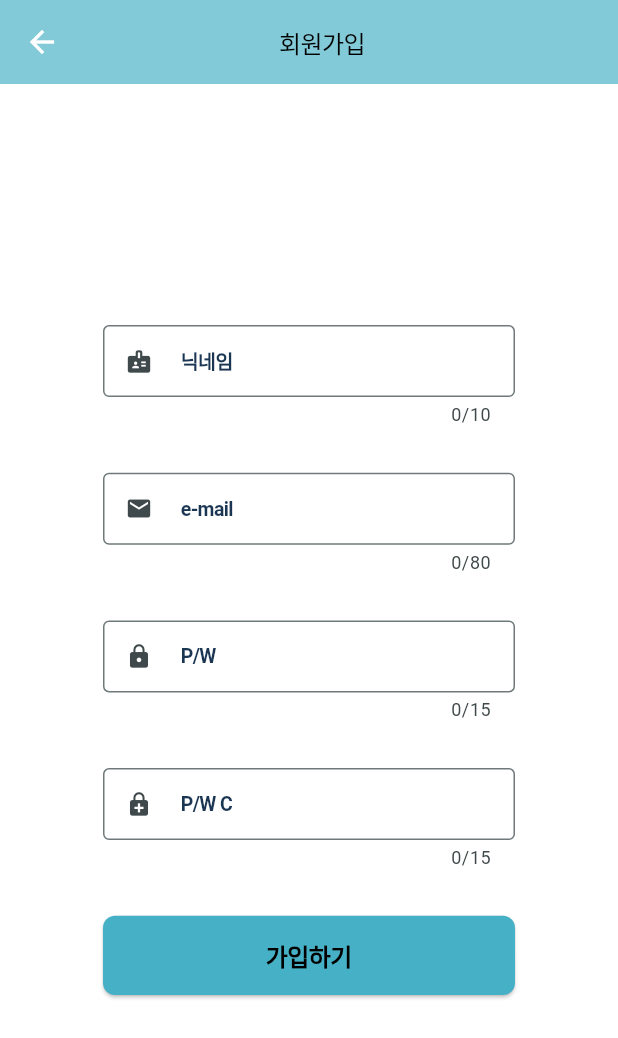
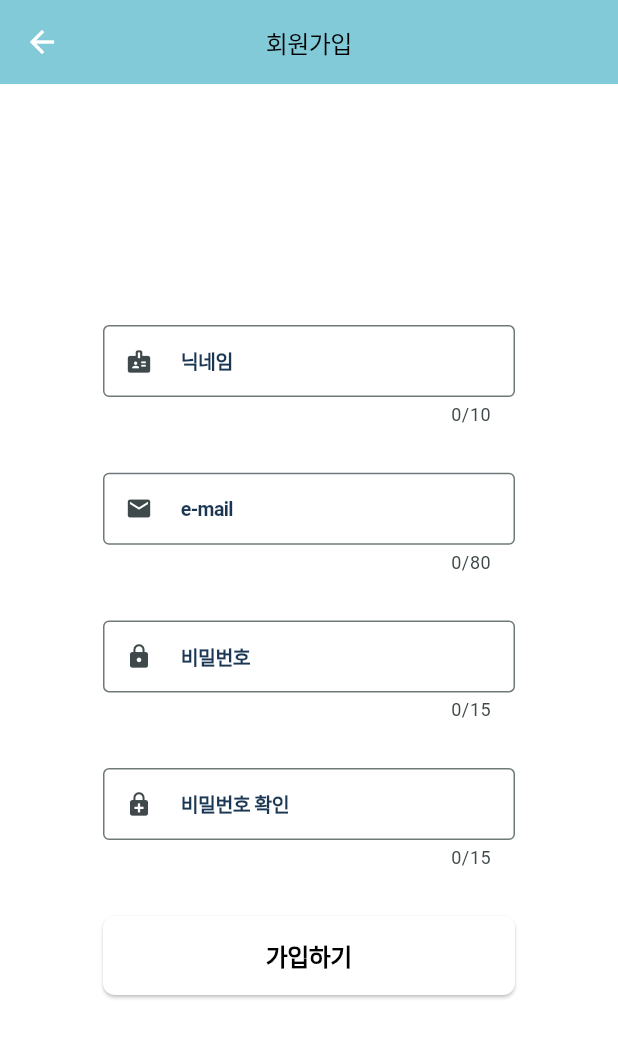
Before and after one commit to sku-sw-academy/jibbap-maker-flutter, a Flutter app: the screen it shows after launch, item 4 of the bottom bar chosen, after a tap on "회원가입", on a phone screen of 412 x 824 dp. Shown: the top 1038 px of the screen. Run offline on Flutter 3.47's test engine with Material 3 defaults, Android fonts, the light colour scheme and no system bars; our stand-ins replace badges, email_validator, firebase_core, firebase_messaging, fl_chart, flutter_local_notifications and 7 more; missing offline and left inert: encrypt, two_dimensional_scrollables; accounts and stored records are empty; network calls fail; Roboto replaces fonts that are missing (GowunBatang).

Commit message:
modify login page

```diff
--- a/lib/mobile/login/signout.dart
+++ b/lib/mobile/login/signout.dart
@@ -40,11 +40,7 @@ class LoginPage extends StatelessWidget{
             Navigator.pop(context);
           },
           ),
-          title: Container(
-            margin: EdgeInsets.only(
-              left: widthRatio * 104,
-            ),
-            child: Text(
+          title: Text(
               "로그인",
               style: TextStyle(
                 color: Colors.black,
@@ -55,7 +51,7 @@ class LoginPage extends StatelessWidget{
                 letterSpacing: -0.40,
               )
           ),
-          ),
+          centerTitle: true,
           backgroundColor: Color(0xA545B0C5),
         ),
         body: Center(
@@ -193,7 +189,7 @@ class LoginPage extends StatelessWidget{
                     ),
                     child: ElevatedButton(
                       style: ElevatedButton.styleFrom(
-                        backgroundColor: Color(0xFF46B1C6),
+                        backgroundColor: Colors.white,
                         shape: RoundedRectangleBorder(
                           borderRadius: BorderRadius.circular(8.0),
                         ),
--- a/lib/mobile/login/signup.dart
+++ b/lib/mobile/login/signup.dart
@@ -62,11 +62,7 @@ class _CreateAccountScreenState extends State<CreateAccountScreen> {
             Navigator.pop(context);
           },
           ),
-          title: Container(
-            margin: EdgeInsets.only(
-              left: widthRatio * 104,
-            ),
-            child: Text(
+          title: Text(
               "회원가입",
               style: TextStyle(
                 color: Colors.black,
@@ -77,7 +73,7 @@ class _CreateAccountScreenState extends State<CreateAccountScreen> {
                 letterSpacing: -0.40,
               )
           ),
-          ),
+          centerTitle: true,
           backgroundColor: Color(0xA545B0C5),
         ),
         body : Form(
@@ -219,7 +215,7 @@ class _CreateAccountScreenState extends State<CreateAccountScreen> {
                       obscureText: true,
                       decoration: InputDecoration(
                         prefixIcon: Icon(Icons.lock),
-                        labelText: "P/W",
+                        labelText: "비밀번호",
                         labelStyle: TextStyle(
                           color: Color(0xE5001F3F),
                           fontSize: 13,
@@ -234,10 +230,10 @@ class _CreateAccountScreenState extends State<CreateAccountScreen> {
                           ),
                         ),
                         isDense: true,
-                        hintText: '특수문자, 대소문자, 숫자 포함 8자리 이상 입력하세요.',
+                        hintText: '문자, 특수문자, 숫자 포함 8자리 이상 입력하세요.',
                         hintStyle: TextStyle(
                           color: Color(0xFFCCCCCC),
-                          fontSize: 13,
+                          fontSize: 9,
                           fontFamily: 'GowunBatang',
                           fontWeight: FontWeight.w700,
                           height: 0,
@@ -245,7 +241,7 @@ class _CreateAccountScreenState extends State<CreateAccountScreen> {
                         ),
                         errorStyle: TextStyle(
                           color: Colors.red,
-                          fontSize: 13,
+                          fontSize: 10,
                           fontFamily: 'GowunBatang',
                           fontWeight: FontWeight.w700,
                           height: 0,
@@ -275,7 +271,7 @@ class _CreateAccountScreenState extends State<CreateAccountScreen> {
                       obscureText: true,
                       decoration: InputDecoration(
                         prefixIcon: Icon(Icons.enhanced_encryption),
-                        labelText: "P/W C",
+                        labelText: "비밀번호 확인",
                         labelStyle: TextStyle(
                           color: Color(0xE5001F3F),
                           fontSize: 13,
@@ -350,7 +346,7 @@ class _CreateAccountScreenState extends State<CreateAccountScreen> {
                     ),
                     child: ElevatedButton(
                       style: ElevatedButton.styleFrom(
-                        backgroundColor: Color(0xFF46B1C6),
+                        backgroundColor: Colors.white,
                         shape: RoundedRectangleBorder(
                           borderRadius: BorderRadius.circular(8.0),
                         ),
--- a/lib/mobile/login/validate.dart
+++ b/lib/mobile/login/validate.dart
@@ -32,7 +32,7 @@ class CheckValidate {
       RegExp regExp = new RegExp(pattern);
       if (!regExp.hasMatch(value)) {
         focusNode.requestFocus();
-        return '특수문자, 대소문자, 숫자 포함 8자리 이상 입력하세요.';
+        return '문자, 대소문자, 숫자 포함 8자리 이상 입력하세요.';
       }
       return null;
     }
--- a/lib/mobile/mypage/recipeList.dart
+++ b/lib/mobile/mypage/recipeList.dart
@@ -75,6 +75,7 @@ class _RecipeListPageState extends State<RecipeListPage> {
           print('ID가 $id인 선택된 추가 레시피가 성공적으로 삭제되었습니다.');
         } else {
           print('ID가 $id인 선택된 추가 레시피 삭제에 실패했습니다: ${response.reasonPhrase}');
+          print('서버 응답 내용: ${response.body}');
         }
       }
 
--- a/lib/mobile/search/search.dart
+++ b/lib/mobile/search/search.dart
@@ -206,6 +206,7 @@ class _SearchPageState extends State<SearchPage>  with SingleTickerProviderState
                     builder: (context) => SearchResultPage(searchText: searchText, suggestions: suggestions),
                   ),
                 ).then((value) => setState(() {
+                  recentSearches = dbHelper.getRecords();
                   futurePopularNames = priceService.fetchPopularItemPrices9();
                 }));
               }
```
Also changed, not shown: lib/mobile/login/findpassword.dart (+6 -10 lines), lib/mobile/login/validateEmail.dart (+5 -9 lines). Lines whose indentation alone changed are shown as unchanged.
